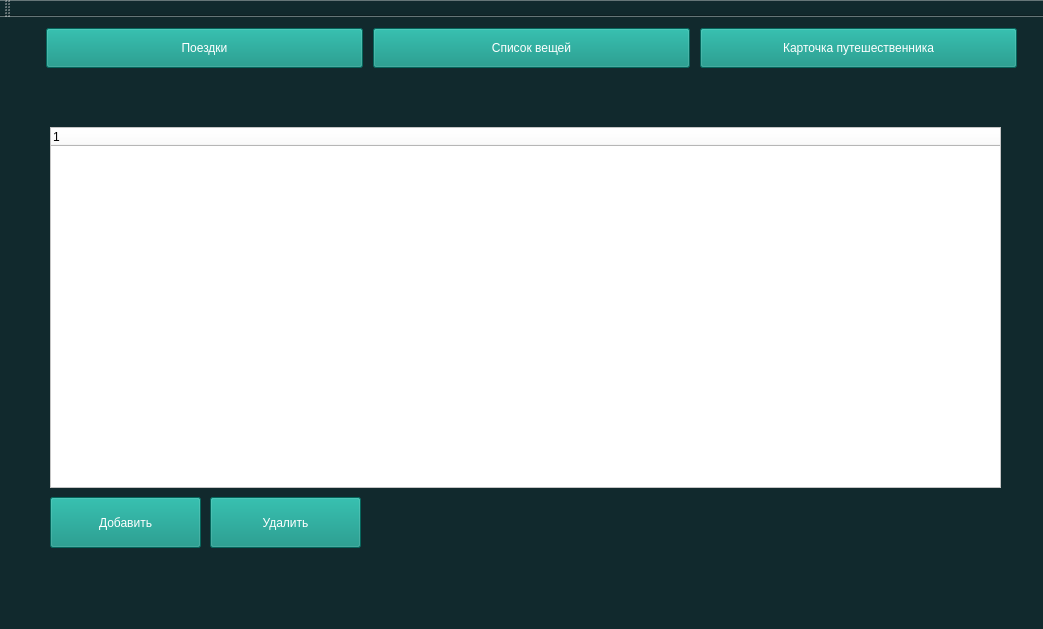
Above: src/mainwindow.ui from Mrx-x/TravelerGuide before the change. Below: the same form after it.
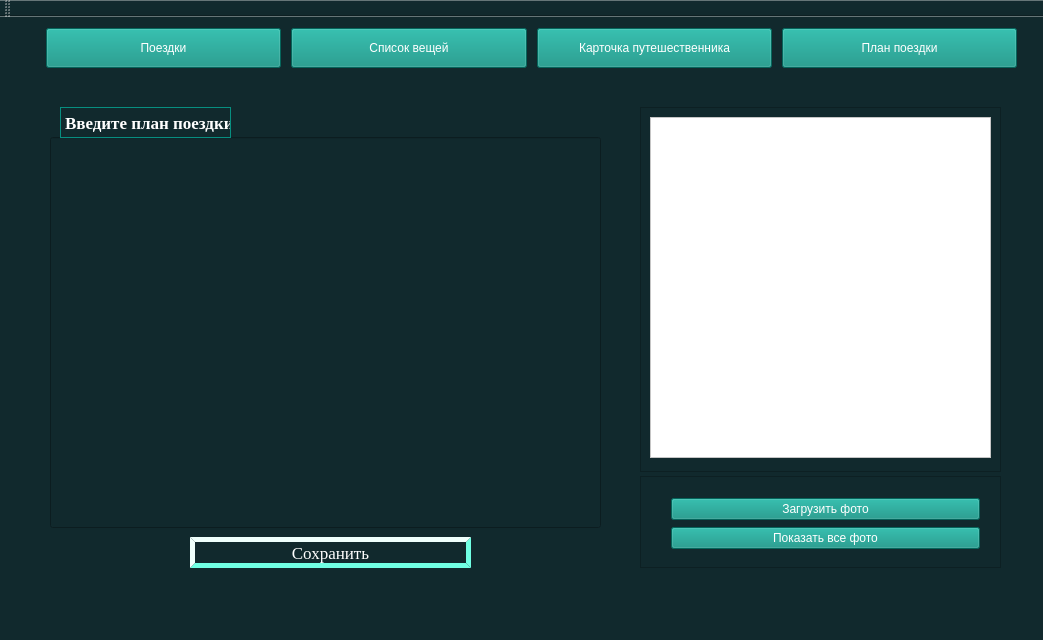
That is the form after the change. The open tabs and pages were chosen to show the change. Icons and pictures are not drawn.

```diff
--- a/src/mainwindow.ui
+++ b/src/mainwindow.ui
@@ -7,7 +7,7 @@
     <x>0</x>
     <y>0</y>
     <width>1043</width>
-    <height>629</height>
+    <height>640</height>
    </rect>
   </property>
   <property name="windowTitle">
@@ -589,6 +589,276 @@
       </property>
      </widget>
     </widget>
+    <widget class="QWidget" name="page_5">
+     <widget class="QFrame" name="frame">
+      <property name="geometry">
+       <rect>
+        <x>600</x>
+        <y>20</y>
+        <width>361</width>
+        <height>365</height>
+       </rect>
+      </property>
+      <property name="frameShape">
+       <enum>QFrame::StyledPanel</enum>
+      </property>
+      <property name="frameShadow">
+       <enum>QFrame::Raised</enum>
+      </property>
+      <widget class="QTableWidget" name="tableWidget">
+       <property name="geometry">
+        <rect>
+         <x>10</x>
+         <y>10</y>
+         <width>341</width>
+         <height>341</height>
+        </rect>
+       </property>
+       <property name="styleSheet">
+        <string notr="true">background-color: rgb(255, 255, 255);</string>
+       </property>
+      </widget>
+     </widget>
+     <widget class="QFrame" name="frame_2">
+      <property name="geometry">
+       <rect>
+        <x>600</x>
+        <y>389</y>
+        <width>361</width>
+        <height>92</height>
+       </rect>
+      </property>
+      <property name="frameShape">
+       <enum>QFrame::StyledPanel</enum>
+      </property>
+      <property name="frameShadow">
+       <enum>QFrame::Raised</enum>
+      </property>
+      <widget class="QWidget" name="layoutWidget">
+       <property name="geometry">
+        <rect>
+         <x>20</x>
+         <y>10</y>
+         <width>331</width>
+         <height>77</height>
+        </rect>
+       </property>
+       <layout class="QVBoxLayout" name="verticalLayout_4">
+        <item>
+         <widget class="QPushButton" name="ButtonLoadingTripPhoto">
+          <property name="styleSheet">
+           <string notr="true">color: rgb(255, 255, 255);
+background-color: rgb(7, 142, 128);</string>
+          </property>
+          <property name="text">
+           <string>Загрузить фото</string>
+          </property>
+         </widget>
+        </item>
+        <item>
+         <widget class="QPushButton" name="ButtonViewTripPhoto">
+          <property name="styleSheet">
+           <string notr="true">color: rgb(255, 255, 255);
+background-color: rgb(7, 142, 128);</string>
+          </property>
+          <property name="text">
+           <string>Показать все фото</string>
+          </property>
+         </widget>
+        </item>
+       </layout>
+      </widget>
+     </widget>
+     <widget class="QLineEdit" name="lePlanTrips">
+      <property name="geometry">
+       <rect>
+        <x>10</x>
+        <y>50</y>
+        <width>551</width>
+        <height>391</height>
+       </rect>
+      </property>
+      <property name="font">
+       <font>
+        <family>Consolas</family>
+        <pointsize>11</pointsize>
+       </font>
+      </property>
+      <property name="styleSheet">
+       <string notr="true">color: rgb(255, 255, 255);</string>
+      </property>
+      <property name="alignment">
+       <set>Qt::AlignLeading|Qt::AlignLeft|Qt::AlignTop</set>
+      </property>
+     </widget>
+     <widget class="QLabel" name="lPlanTrip">
+      <property name="geometry">
+       <rect>
+        <x>20</x>
+        <y>20</y>
+        <width>171</width>
+        <height>31</height>
+       </rect>
+      </property>
+      <property name="font">
+       <font>
+        <family>Times New Roman</family>
+        <pointsize>13</pointsize>
+        <weight>75</weight>
+        <bold>true</bold>
+       </font>
+      </property>
+      <property name="styleSheet">
+       <string notr="true">color: white;
+border-style: solid;
+ border-width: 1px; 
+border-color: rgb(7, 142, 128);</string>
+      </property>
+      <property name="text">
+       <string>Введите план поездки</string>
+      </property>
+     </widget>
+     <widget class="QPushButton" name="ButtonSavePlanTrips">
+      <property name="geometry">
+       <rect>
+        <x>150</x>
+        <y>450</y>
+        <width>281</width>
+        <height>31</height>
+       </rect>
+      </property>
+      <property name="font">
+       <font>
+        <family>Times New Roman</family>
+        <pointsize>13</pointsize>
+       </font>
+      </property>
+      <property name="styleSheet">
+       <string notr="true">color: rgb(255, 255, 255);
+border-style: outset;
+ border-width: 5px; 
+border-color: rgb(112, 255, 227);</string>
+      </property>
+      <property name="text">
+       <string>Сохранить</string>
+      </property>
+     </widget>
+    </widget>
+    <widget class="QWidget" name="page_6">
+     <widget class="QLabel" name="lLogoChoosePlanTrip">
+      <property name="geometry">
+       <rect>
+        <x>220</x>
+        <y>120</y>
+        <width>141</width>
+        <height>131</height>
+       </rect>
+      </property>
+      <property name="text">
+       <string/>
+      </property>
+      <property name="textFormat">
+       <enum>Qt::PlainText</enum>
+      </property>
+      <property name="pixmap">
+       <pixmap>../choice.png</pixmap>
+      </property>
+      <property name="scaledContents">
+       <bool>false</bool>
+      </property>
+      <property name="alignment">
+       <set>Qt::AlignCenter</set>
+      </property>
+      <property name="wordWrap">
+       <bool>false</bool>
+      </property>
+     </widget>
+     <widget class="QLabel" name="lChoosePlanTrip">
+      <property name="geometry">
+       <rect>
+        <x>370</x>
+        <y>140</y>
+        <width>271</width>
+        <height>81</height>
+       </rect>
+      </property>
+      <property name="font">
+       <font>
+        <family>Times New Roman</family>
+        <pointsize>17</pointsize>
+        <weight>50</weight>
+        <bold>false</bold>
+        <underline>false</underline>
+       </font>
+      </property>
+      <property name="styleSheet">
+       <string notr="true">
+color: rgb(255, 255, 255);
+
+border-style: outset;
+ border-width: 5px; 
+border-color: rgb(42, 66, 140);</string>
+      </property>
+      <property name="text">
+       <string>Выберите действие</string>
+      </property>
+      <property name="alignment">
+       <set>Qt::AlignCenter</set>
+      </property>
+     </widget>
+     <widget class="QPushButton" name="ButtonNewPlanTrips">
+      <property name="geometry">
+       <rect>
+        <x>260</x>
+        <y>290</y>
+        <width>211</width>
+        <height>91</height>
+       </rect>
+      </property>
+      <property name="font">
+       <font>
+        <family>Times New Roman</family>
+        <pointsize>15</pointsize>
+       </font>
+      </property>
+      <property name="styleSheet">
+       <string notr="true">color: rgb(255, 255, 255);
+background-color: rgb(60, 88, 160);
+border-style: groove;
+ border-width: 5px; 
+border-color: rgb(42, 66, 140);</string>
+      </property>
+      <property name="text">
+       <string>Новый &quot;план&quot;</string>
+      </property>
+     </widget>
+     <widget class="QPushButton" name="ButtonLoadPlanTrips">
+      <property name="geometry">
+       <rect>
+        <x>520</x>
+        <y>290</y>
+        <width>211</width>
+        <height>91</height>
+       </rect>
+      </property>
+      <property name="font">
+       <font>
+        <family>Times New Roman</family>
+        <pointsize>15</pointsize>
+       </font>
+      </property>
+      <property name="styleSheet">
+       <string notr="true">color: rgb(255, 255, 255);
+background-color: rgb(60, 88, 160);
+border-style: groove;
+ border-width: 5px; 
+border-color: rgb(42, 66, 140);</string>
+      </property>
+      <property name="text">
+       <string>Загрузить</string>
+      </property>
+     </widget>
+    </widget>
    </widget>
    <widget class="QWidget" name="layoutWidget">
     <property name="geometry">
@@ -599,7 +869,7 @@
       <height>51</height>
      </rect>
     </property>
-    <layout class="QHBoxLayout" name="horizontalLayout" stretch="0,0,0">
+    <layout class="QHBoxLayout" name="horizontalLayout" stretch="0,0,0,0">
      <property name="spacing">
       <number>10</number>
      </property>
@@ -672,6 +942,23 @@
        </property>
       </widget>
      </item>
+     <item>
+      <widget class="QPushButton" name="ButtonTripPlan">
+       <property name="sizePolicy">
+        <sizepolicy hsizetype="Minimum" vsizetype="Minimum">
+         <horstretch>0</horstretch>
+         <verstretch>0</verstretch>
+        </sizepolicy>
+       </property>
+       <property name="styleSheet">
+        <string notr="true">color: rgb(255, 255, 255);
+background-color: rgb(7, 142, 128);</string>
+       </property>
+       <property name="text">
+        <string>План поездки</string>
+       </property>
+      </widget>
+     </item>
     </layout>
    </widget>
   </widget>
```
Left out of the diff: 2 changed lines with no effect on the pictures.
